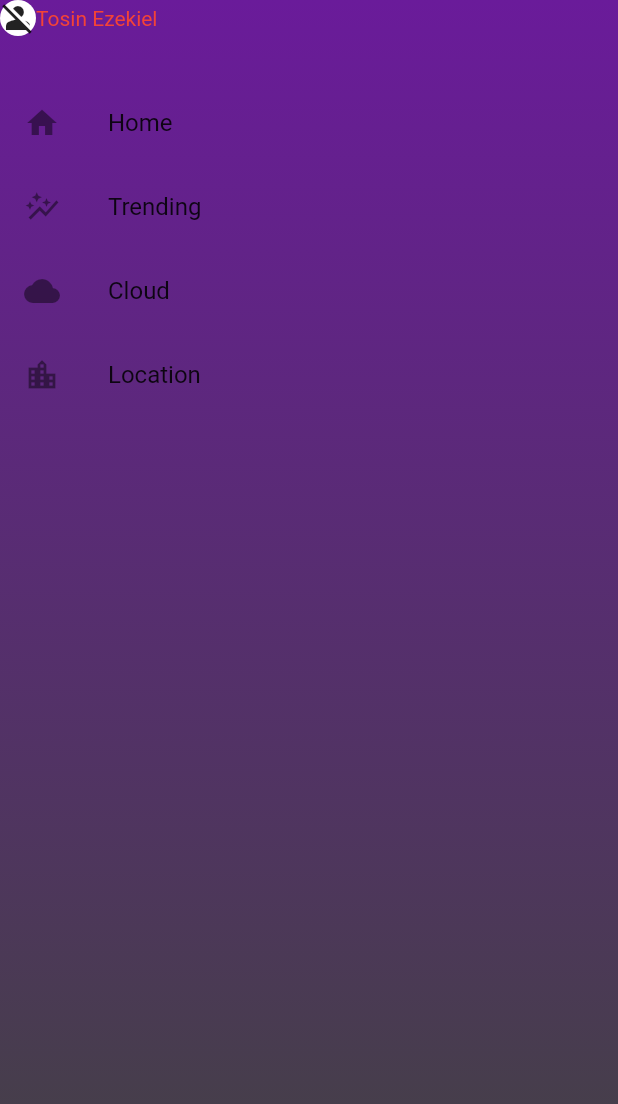
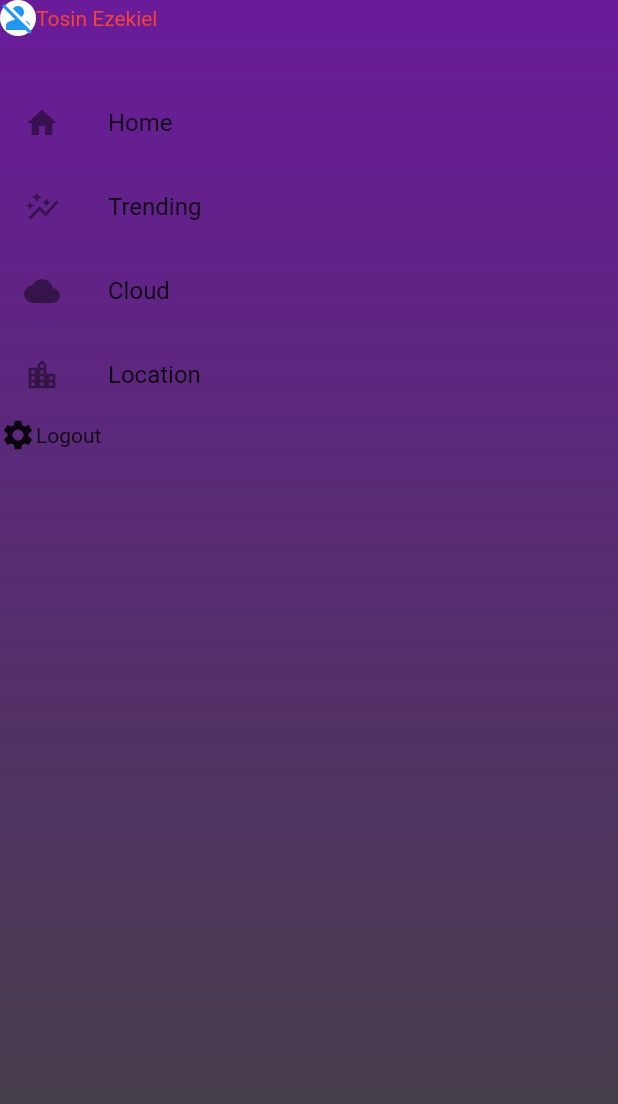
Before and after one commit to Tosin8/discover, a Flutter app: the SideMenu widget shown alone on an empty page, opened directly, on a phone screen of 412 x 824 dp. Shown: the top 1104 px of the screen. Run offline on Flutter 3.47's test engine with Material 2 defaults, Android fonts, the phone set to English and light mode, and no system bars.

Commit message:
Update side_menu.dart

```diff
--- a/lib/Screens/home_page/components/side_menu.dart
+++ b/lib/Screens/home_page/components/side_menu.dart
@@ -23,7 +23,7 @@ class _SideMenuState extends State<SideMenu> {
               Container(
                 decoration: const BoxDecoration(
                     shape: BoxShape.circle, color: Colors.white),
-                child: const Icon(Icons.person_off),
+                child: const Icon(Icons.person_off, color: Colors.blue),
               ),
               const Text(
                 'Tosin Ezekiel',
@@ -55,6 +55,15 @@ class _SideMenuState extends State<SideMenu> {
             leading: const Icon(Icons.location_city),
             onTap: () => print("Location is pressed"),
           ),
+          const Spacer(flex: 2),
+          Row(
+            children: const [
+              Icon(Icons.settings),
+              Divider(),
+              Text('Logout'),
+            ],
+          ),
+          const SizedBox(),
         ],
       ),
     );
```
